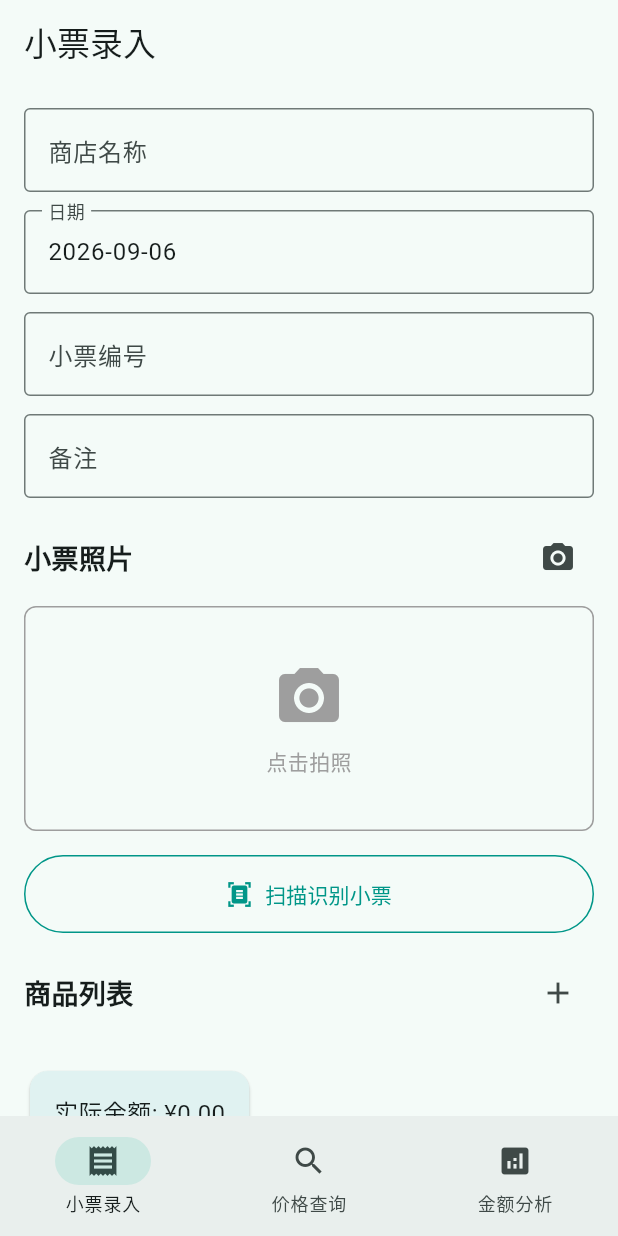
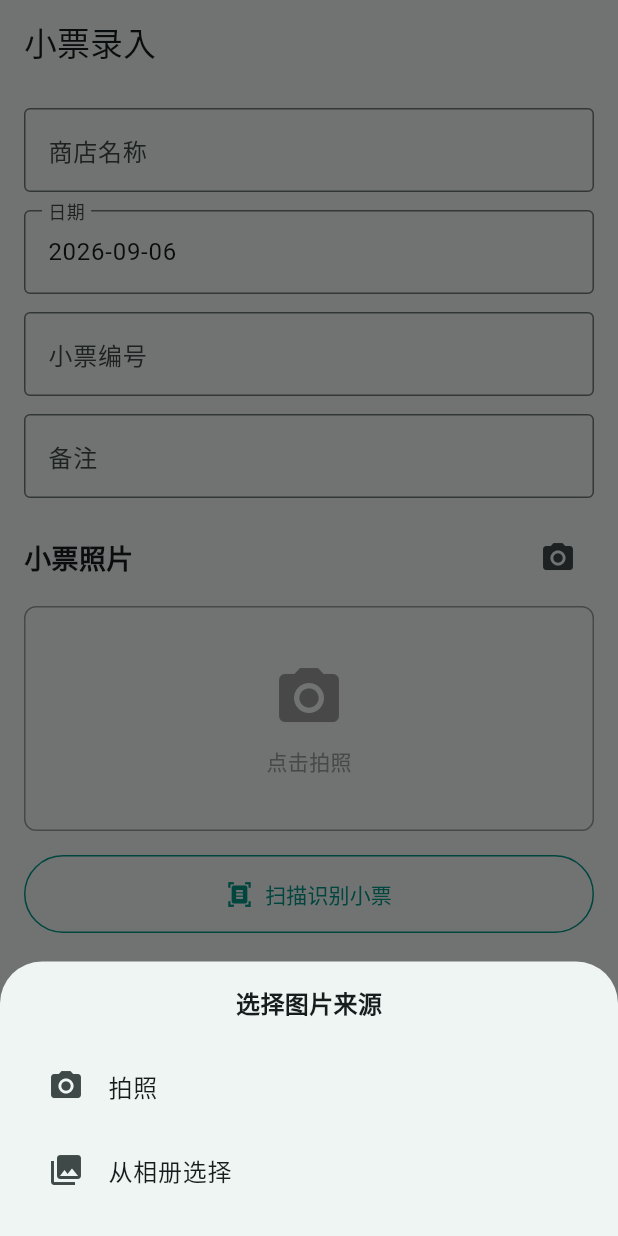
Before and after one commit to code787/receipt_entry, a Flutter app: the screen it shows after launch, after a tap on "扫描识别小票", on a phone screen of 412 x 824 dp. Run offline on Flutter 3.47's test engine with Material 3 defaults, Android fonts, the phone set to English and light mode, and no system bars; our stand-ins replace flutter_riverpod, image_picker, sqflite; missing offline and left inert: google_mlkit_text_recognition; accounts and stored records are empty.

Commit message:
feat: Add gallery import option for receipt scanning
- Show bottom sheet to choose camera or gallery when scanning
- Support picking existing photos from gallery for OCR

```diff
--- a/lib/features/receipt_entry/screens/receipt_entry_screen.dart
+++ b/lib/features/receipt_entry/screens/receipt_entry_screen.dart
@@ -89,8 +89,36 @@ class _ReceiptEntryScreenState extends ConsumerState<ReceiptEntryScreen> {
   }
 
   Future<void> _scanReceipt() async {
+    final source = await showModalBottomSheet<ImageSource>(
+      context: context,
+      builder: (ctx) => SafeArea(
+        child: Padding(
+          padding: const EdgeInsets.all(16),
+          child: Column(
+            mainAxisSize: MainAxisSize.min,
+            children: [
+              const Text('选择图片来源', style: TextStyle(fontSize: 16, fontWeight: FontWeight.bold)),
+              const SizedBox(height: 16),
+              ListTile(
+                leading: const Icon(Icons.camera_alt),
+                title: const Text('拍照'),
+                onTap: () => Navigator.pop(ctx, ImageSource.camera),
+              ),
+              ListTile(
+                leading: const Icon(Icons.photo_library),
+                title: const Text('从相册选择'),
+                onTap: () => Navigator.pop(ctx, ImageSource.gallery),
+              ),
+            ],
+          ),
+        ),
+      ),
+    );
+
+    if (source == null) return;
+
     final XFile? photo = await _picker.pickImage(
-      source: ImageSource.camera,
+      source: source,
       imageQuality: 80,
     );
     if (photo == null) return;
```
